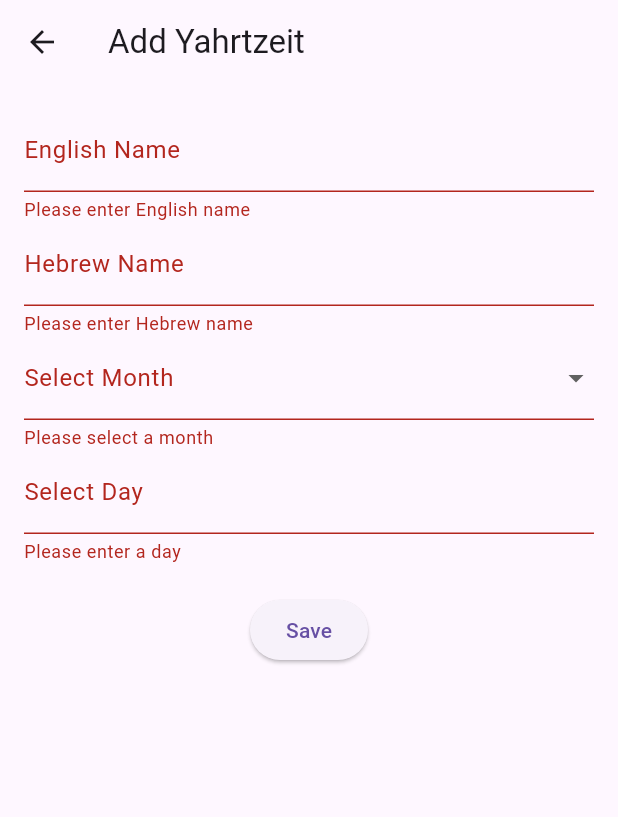
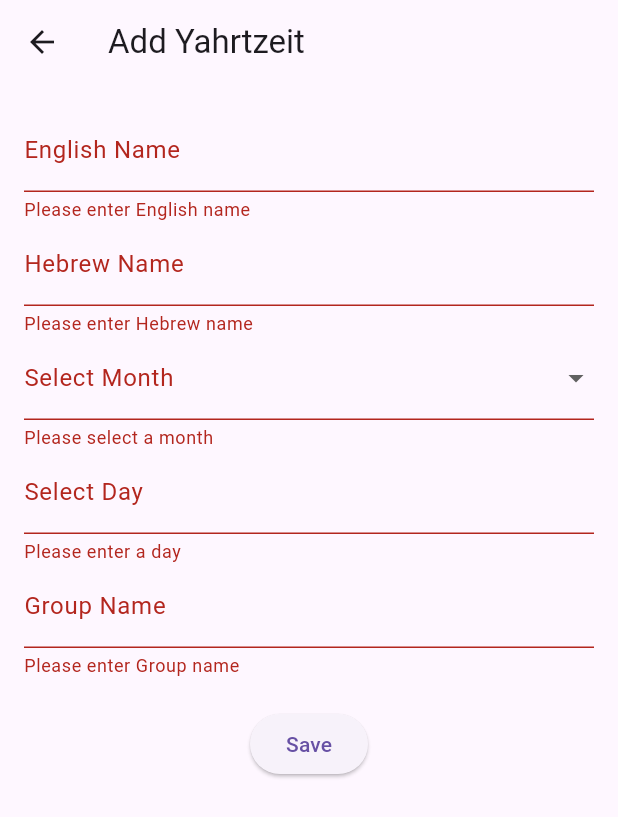
Before and after one commit to blspeiser/yahrtzeit-manager, a Flutter app: the AddYahrtzeitPage screen opened directly, after a tap on "Save", on a phone screen of 412 x 824 dp. Shown: the top 817 px of the screen. Run offline on Flutter 3.47's test engine with Material 3 defaults, Android fonts, the phone set to English and light mode, and no system bars; our stand-ins replace share, timezone; missing offline and left inert: device_calendar, kosher_dart.

Commit message:
add group textField

```diff
--- a/lib/views/add_yahrtzeit.dart
+++ b/lib/views/add_yahrtzeit.dart
@@ -17,11 +17,13 @@ class _AddYahrtzeitPageState extends State<AddYahrtzeitPage> {
   final _englishNameController = TextEditingController();
   final _hebrewNameController = TextEditingController();
   final _dayController = TextEditingController();
+  final _groupController = TextEditingController();
+
   String? _selectedMonth;
   final YahrtzeitsManager manager = YahrtzeitsManager();
 
   final List<String> hebrewMonths = [
-    'Tishrey', 'Cheshvan', 'Kislev', 'Tevet', 'Shvat', 'Adar',
+    'Tishrey', 'Cheshvan', 'Kislev', 'Tevet', 'Shvat', 'Adar', 'AdarAleph','AdarBeit',
     'Nissan', 'Iyar', 'Sivan', 'Tamuz', 'Av', 'Elul'
   ];
 
@@ -104,6 +106,16 @@ class _AddYahrtzeitPageState extends State<AddYahrtzeitPage> {
                   return null;
                 },
               ),
+               TextFormField(
+                controller: _groupController,
+                decoration: InputDecoration(labelText: 'Group Name'),
+                validator: (value) {
+                  if (value == null || value.isEmpty) {
+                    return 'Please enter Group name';
+                  }
+                  return null;
+                },
+              ),
               SizedBox(height: 20),
               ElevatedButton(
                 onPressed: _saveYahrtzeit,
```
